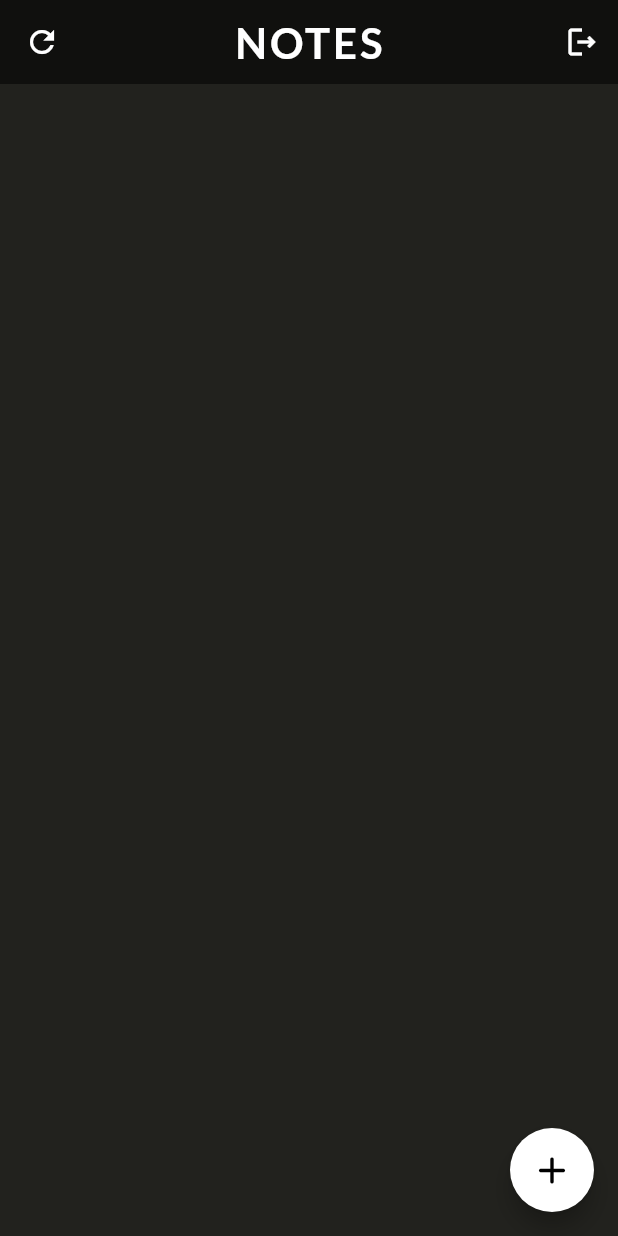
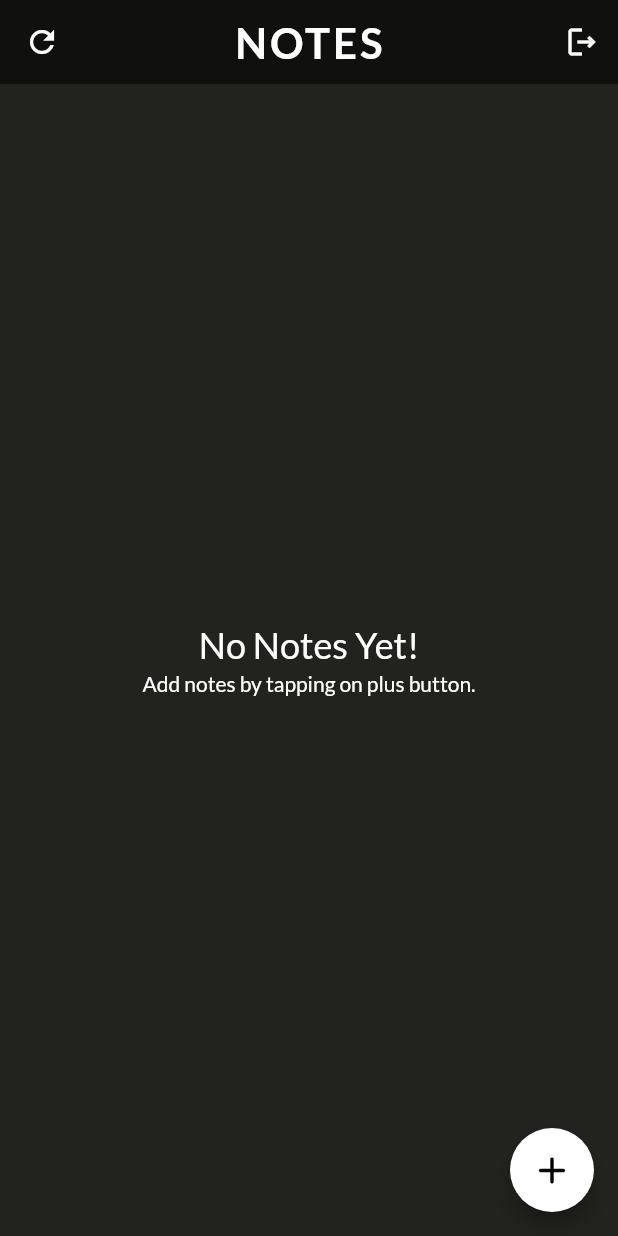
Before and after one commit to RitikRajoria/Notes-App-Flutter, a Flutter app: the HomePage screen opened directly, on a phone screen of 412 x 824 dp. Run offline on Flutter 3.47's test engine with Material 2 defaults, Android fonts, the light colour scheme and no system bars; our stand-ins replace cloud_firestore, firebase_auth, firebase_core, font_awesome_flutter, google_fonts, google_sign_in; accounts and stored records are empty.

Commit message:
ui changes

```diff
--- a/lib/screens/homePage.dart
+++ b/lib/screens/homePage.dart
@@ -1,5 +1,5 @@
 import 'dart:math';
-
+import 'package:flutter_staggered_grid_view/flutter_staggered_grid_view.dart';
 import 'package:cloud_firestore/cloud_firestore.dart';
 import 'package:firebase_auth/firebase_auth.dart';
 import 'package:flutter/material.dart';
@@ -70,12 +70,27 @@ class _HomePageState extends State<HomePage> {
         backgroundColor: Colors.white,
       ),
       body: SafeArea(
-        child: FutureBuilder<QuerySnapshot>(
-          future: ref.get(),
-          builder: (context, snapshot) {
-            if (snapshot.hasData) {
-              return ListView.builder(
-                  itemCount: snapshot.data!.docs.length,
+        child: StreamBuilder<QuerySnapshot>(
+          stream: ref.snapshots(),
+          builder: (context, AsyncSnapshot snapshot) {
+            //
+            if (snapshot.connectionState == ConnectionState.waiting) {
+              return Center(
+                child: CircularProgressIndicator(
+                  color: Colors.white,
+                ),
+              );
+            }
+            if (snapshot.hasData && snapshot.data.docs.length != 0) {
+              //
+
+              return Padding(
+                padding: const EdgeInsets.all(8.0),
+                child: MasonryGridView.count(
+                  crossAxisCount: 2,
+                  mainAxisSpacing: 0,
+                  crossAxisSpacing: 0,
+                  itemCount: snapshot.data.docs.length,
                   itemBuilder: (context, index) {
                     Random random = new Random();
                     Color cardbg = AppTheme.cardsColor[random.nextInt(8)];
@@ -83,9 +98,7 @@ class _HomePageState extends State<HomePage> {
                     DateTime dateTime = data['created'].toDate();
                     String formattedTime =
                         DateFormat.yMMMd().add_jm().format(dateTime);
-                    return Padding(
-                      padding: const EdgeInsets.only(left: 8, right: 8),
-                      child: GestureDetector(
+                    return GestureDetector(
                       onTap: () {
                         Navigator.of(context)
                             .push(MaterialPageRoute(
@@ -93,16 +106,18 @@ class _HomePageState extends State<HomePage> {
                                     bgColor: cardbg,
                                     data: data,
                                     time: formattedTime,
-                                      ref: snapshot
-                                          .data!.docs[index].reference)))
+                                    ref: snapshot.data!.docs[index].reference)))
                             .then((value) {
                           setState(() {});
                         });
                       },
                       child: Card(
+                        shape: RoundedRectangleBorder(
+                          borderRadius: BorderRadius.circular(10.0),
+                        ),
                         color: cardbg,
                         child: Padding(
-                            padding: const EdgeInsets.all(8.0),
+                          padding: const EdgeInsets.all(10.0),
                           child: Column(
                             crossAxisAlignment: CrossAxisAlignment.start,
                             children: [
@@ -132,12 +147,32 @@ class _HomePageState extends State<HomePage> {
                           ),
                         ),
                       ),
+                    );
+                  },
                 ),
               );
-                  });
             } else {
               return Center(
-                child: Text("loading..."),
+                child: Column(
+                  mainAxisAlignment: MainAxisAlignment.center,
+                  children: [
+                    Text(
+                      "No Notes Yet!",
+                      style: GoogleFonts.lato(
+                          fontSize: 24, fontWeight: FontWeight.w400),
+                    ),
+                    //
+                    SizedBox(
+                      height: 3,
+                    ),
+                    //
+                    Text(
+                      "Add notes by tapping on plus button.",
+                      style: GoogleFonts.lato(
+                          fontSize: 14, fontWeight: FontWeight.w400),
+                    ),
+                  ],
+                ),
               );
             }
           },
@@ -148,7 +183,6 @@ class _HomePageState extends State<HomePage> {
 
   Color lighten(Color color, [double amount = .1]) {
     assert(amount >= 0 && amount <= 1);
-
     final hsl = HSLColor.fromColor(color);
     final hslLight =
         hsl.withLightness((hsl.lightness + amount).clamp(0.0, 1.0));
--- a/lib/screens/view_note.dart
+++ b/lib/screens/view_note.dart
@@ -90,14 +90,12 @@ class _ViewNotePageState extends State<ViewNotePage> {
                         autofocus: true,
                         focusNode: titleFocus,
                         controller: titleController,
-                        // "${widget.data['title']}",
                         style: GoogleFonts.lato(
                             color: Colors.black,
                             fontSize: 32,
                             fontWeight: FontWeight.bold),
-                        // onChanged: (_val) {
-                        //   titleController.text = _val;
-                        // },
+                        decoration:
+                            InputDecoration.collapsed(hintText: "Title"),
                         maxLines: 1,
                       ),
                       //
@@ -126,14 +124,12 @@ class _ViewNotePageState extends State<ViewNotePage> {
                           autofocus: true,
                           focusNode: desFocus,
                           controller: descriptionController,
-                          // "${widget.data['description']}",
                           style: GoogleFonts.lato(
                               color: Colors.black,
                               fontSize: 20,
                               fontWeight: FontWeight.w500),
-                          // onChanged: (val) {
-                          //   descriptionController.text = val;
-                          // },
+                          decoration: InputDecoration.collapsed(
+                              hintText: "Note description"),
                           maxLines: 20,
                         ),
                       ),
--- a/lib/theme/theme.dart
+++ b/lib/theme/theme.dart
@@ -10,7 +10,7 @@ class AppTheme {
   static List<Color> cardsColor = [
     Colors.white,
     Colors.red.shade100,
-    Colors.blueGrey.shade300,
+    Colors.blueGrey.shade100,
     Colors.pink.shade100,
     Colors.purple.shade100,
     Colors.orange.shade100,
--- a/pubspec.yaml
+++ b/pubspec.yaml
@@ -29,7 +29,7 @@ environment:
 dependencies:
   cloud_firestore: ^3.1.13
   cupertino_icons: ^1.0.2
-
+  flutter_staggered_grid_view: ^0.6.1
   firebase_auth: ^3.3.16
   firebase_core: ^1.15.0
   flutter:
```
Also changed, not shown: pubspec.lock. Lines whose indentation alone changed are shown as unchanged.
